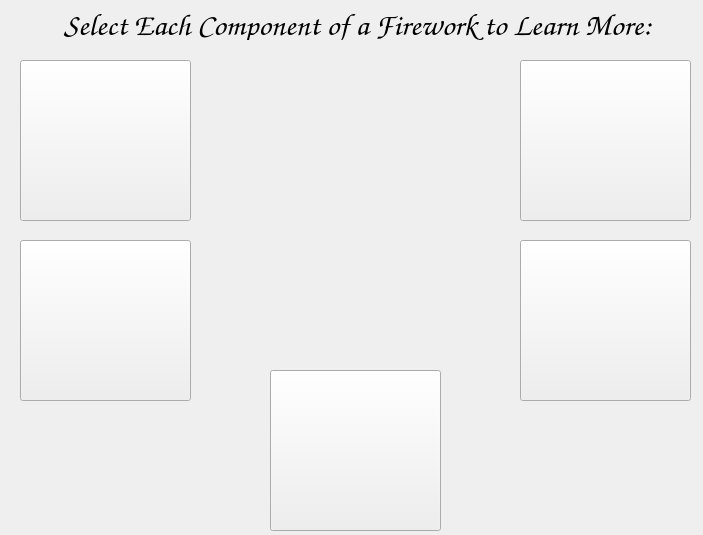
Above: RocketWorks/TutorialPage.ui from rangusun/a8-edu-app-s23-team-rocket before the change. Below: the same form after it.
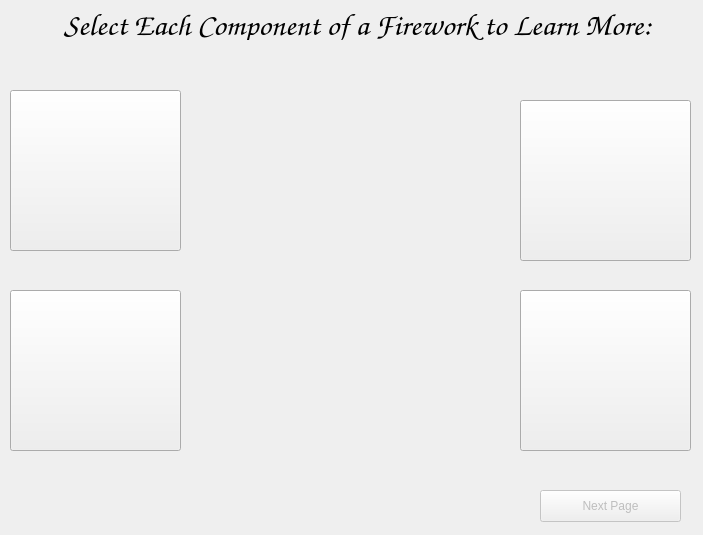
That is the form after the change. Icons and pictures are not drawn.

Commit message:
Further functionality added to tutorial page and dialogs
Lots of temp stuff in place, but we figured out how to get markdown text
on the dialogs. Need to clean up all the UI layouts, get some
stylesheets in, and get proper assets in for everything.

```diff
--- a/RocketWorks/TutorialPage.ui
+++ b/RocketWorks/TutorialPage.ui
@@ -16,8 +16,8 @@
   <widget class="QPushButton" name="gunpowderButton">
    <property name="geometry">
     <rect>
-     <x>20</x>
-     <y>60</y>
+     <x>10</x>
+     <y>290</y>
      <width>171</width>
      <height>161</height>
     </rect>
@@ -40,8 +40,8 @@
   <widget class="QPushButton" name="starButton">
    <property name="geometry">
     <rect>
-     <x>20</x>
-     <y>240</y>
+     <x>10</x>
+     <y>90</y>
      <width>171</width>
      <height>161</height>
     </rect>
@@ -65,7 +65,7 @@
    <property name="geometry">
     <rect>
      <x>520</x>
-     <y>240</y>
+     <y>290</y>
      <width>171</width>
      <height>161</height>
     </rect>
@@ -89,7 +89,7 @@
    <property name="geometry">
     <rect>
      <x>520</x>
-     <y>60</y>
+     <y>100</y>
      <width>171</width>
      <height>161</height>
     </rect>
@@ -109,37 +109,13 @@
     </size>
    </property>
   </widget>
-  <widget class="QPushButton" name="shellButton">
-   <property name="geometry">
-    <rect>
-     <x>270</x>
-     <y>370</y>
-     <width>171</width>
-     <height>161</height>
-    </rect>
-   </property>
-   <property name="text">
-    <string/>
-   </property>
-   <property name="icon">
-    <iconset>
-     <normalon>:/TutorialResources/Resources/tempShell.jpg</normalon>
-    </iconset>
-   </property>
-   <property name="iconSize">
-    <size>
-     <width>150</width>
-     <height>150</height>
-    </size>
-   </property>
-  </widget>
   <widget class="QLabel" name="fireworkDiagram">
    <property name="geometry">
     <rect>
-     <x>217</x>
-     <y>65</y>
+     <x>210</x>
+     <y>100</y>
      <width>281</width>
-     <height>291</height>
+     <height>361</height>
     </rect>
    </property>
    <property name="text">
@@ -178,6 +154,22 @@
     <set>Qt::AlignCenter</set>
    </property>
   </widget>
+  <widget class="QPushButton" name="nextButton">
+   <property name="enabled">
+    <bool>false</bool>
+   </property>
+   <property name="geometry">
+    <rect>
+     <x>540</x>
+     <y>490</y>
+     <width>141</width>
+     <height>32</height>
+    </rect>
+   </property>
+   <property name="text">
+    <string>Next Page</string>
+   </property>
+  </widget>
  </widget>
  <resources>
   <include location="Resources.qrc"/>
```
Left out of the diff: 6 changed lines with no effect on the pictures. The commit also changes 4 other files.
